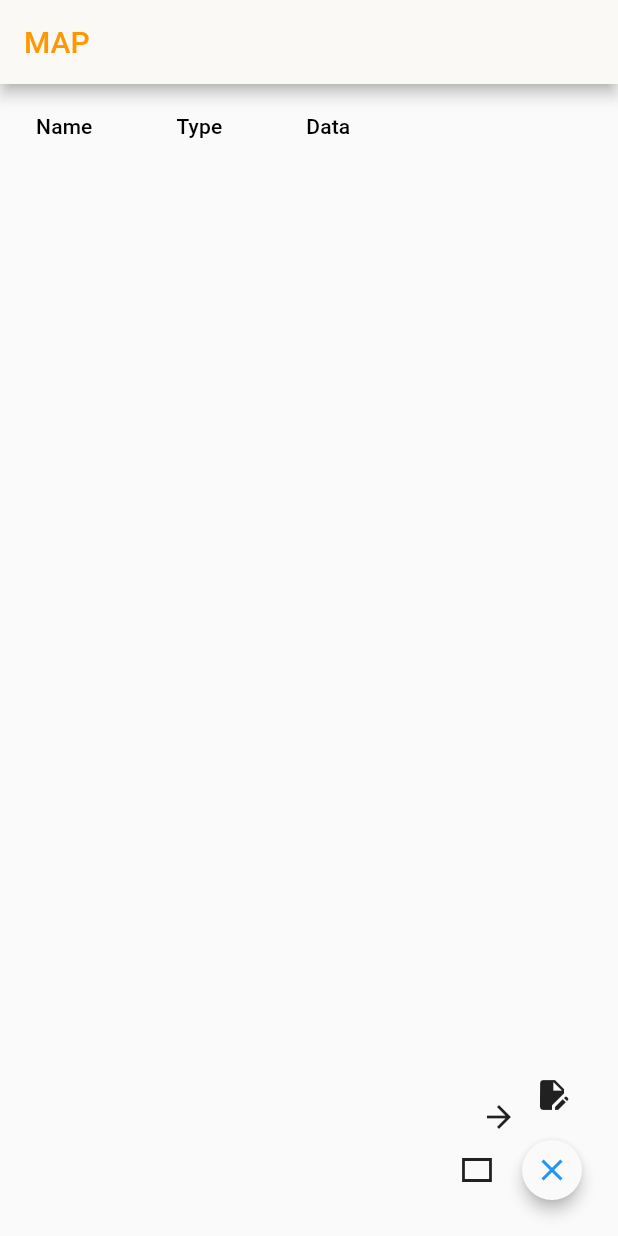
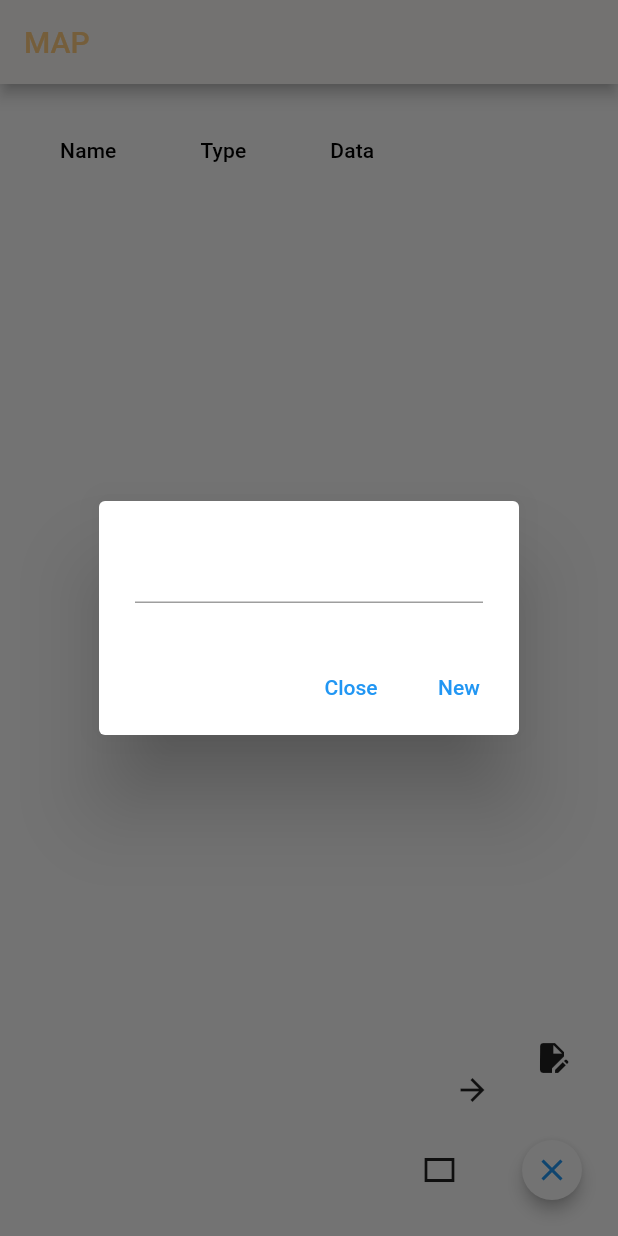
Before and after one commit to Domipoke/MindMap, a Flutter app: the screen it shows after launch, after a tap on the "close" icon, after a tap on the "rectangle" icon, on a phone screen of 412 x 824 dp. Run offline on Flutter 3.47's test engine with Material 2 defaults, Android fonts, the phone set to English and light mode, and no system bars; our stand-ins replace file_picker, permission_handler, shared_preferences.

Commit message:
stable home

```diff
--- a/lib/colors.dart
+++ b/lib/colors.dart
@@ -1,8 +1,23 @@
 import 'package:flutter/material.dart';
 class Palette {
+  // This class is not meant to be instantiated or extended; this constructor
+  // prevents instantiation and extension.
+  Palette._();
   static const Color white = Colors.white;
-  static const Color orange = Colors.orange;
+  static const Color whitesmoke = Color(0xFFFAF9F6);
+  static const Color orange = Color(0xFFFFCC80);
   static const Color black12 = Color(0xFF121212);
   static const Color black22 = Color(0xFF222222);
-  static const Color whitesmoke = Color(0xFFFAF9F6);
+  static const Color black32 = Color(0xFF323232);
+  static const Color black42 = Color(0xFF424242);
+  static const Color black52 = Color(0xFF525252);
+  static const Color darkwhite = Color(0xFF525252);
+  //static const Color whitesmoke = Color(0xFFFAF9F6);
+  //static const Color whitesmoke = Color(0xFFFAF9F6);
+  //static const Color whitesmoke = Color(0xFFFAF9F6);
+  //static const Color whitesmoke = Color(0xFFFAF9F6);
+  //static const Color whitesmoke = Color(0xFFFAF9F6);
+  //static const Color whitesmoke = Color(0xFFFAF9F6);
+  //static const Color whitesmoke = Color(0xFFFAF9F6);
+  //static const Color whitesmoke = Color(0xFFFAF9F6);
 }
--- a/lib/foldermanager.dart
+++ b/lib/foldermanager.dart
@@ -1,66 +1,92 @@
 import 'dart:io';
+import 'package:path/path.dart' show join;
 import 'package:intl/intl.dart';
 import 'package:flutter/material.dart';
 import "package:path_provider/path_provider.dart";
 import 'package:shared_preferences/shared_preferences.dart';
 
+const String ext = "mindmap";
 
-void dialogNewFile(BuildContext ctx,String type, String? err) {
+enum FileType {
+  none,
+  map,
+  timeline,
+  doc,
+}
+String getStringType(FileType t) {
+  switch(t) {
+    case FileType.map: return "map";
+    case FileType.timeline: return "timeline";
+    case FileType.doc: return "doc";
+    default:
+      return "none";
+  }
+}
+RegExp invalidFName = RegExp(r"^[a-zA-Z0-9- ]");
+void dialogNewFile(BuildContext ctx,FileType type, {String? err}) {
   TextEditingController tec = TextEditingController();
+  GlobalKey<FormState> fnformKey =  GlobalKey<FormState>();
   showDialog(context: ctx, builder: (context)=>AlertDialog(
     actions: [
-      TextButton(onPressed: ()=>{
-
+      TextButton(onPressed: (){
+        Navigator.of(context).pop();
       }, child: const Text("Close")),
-      TextButton(onPressed: ()=>{
-        newFile(ctx, type,tec.text)
+      TextButton(onPressed: (){
+        if (fnformKey.currentState!.validate()) {
+          newFile(ctx, type,tec.text.replaceAll(" ", "_"));
+          Navigator.of(context).pop();
+        }
       }, child: const Text("New"))
     ],
-    content: TextField(
+    content: TextFormField(
+      key: fnformKey,
       controller: tec,
+      validator: (value) {
+        if (value == null || value.isEmpty) {
+          return 'Il campo non può essere vuoto';
+        }
+        if (invalidFName.hasMatch(value)) {
+          return 'Caratteri non validi. Puoi usare solo lettere, numeri, spazi vuoti e trattini';
+        }
+        return null;
+      },
+
     ),
   ));
 }
 
-void newFile(BuildContext ctx,String type,String name)async {
+void newFile(BuildContext ctx,FileType type,String name)async {
   // GET Folder path
+  Directory dir = await getDir();
+  //Scan file in folder
+  File f = File("$dir/$name.$type.$ext");
+  // check if in this folder is there a file called name.type.[ext]
+  if (f.existsSync()) {
+    // error // No File was created
+    // if true return to dialogNewFile(ctx,type, "Il file già esiste")
+  } else {
+    // if false create new file called name.type.[ext]
+    f.createSync(exclusive: true);
+  }
 
-  //Scan file in folder
-  // check if in this folder is there a file called name.type.[ext]
-  // if true return to dialogNewFile(ctx,type, "Il file già esiste")
-  // if false create new file called name.type.[ext]
 
 }
 
 Future<Widget> getFileinFolder() async {
-  SharedPreferences sh = await SharedPreferences.getInstance();
-  String? st = sh.getString("path");
-  //Get dir from st (path)
-  Directory dir;
-  if (st!=null) {
-    dir = Directory(st);
-  } else {
-    dir = await getApplicationDocumentsDirectory();
-  }
-  if (!await dir.exists()) {
-    await sh.remove("path");
-    return const Text("error"); // Error Text with button to change folder
-  }
+  Directory dir = await getDir();
   // Get files
   List<DataRow> files = [];
   List<FileSystemEntity> li = dir.listSync();
-  DateFormat df = DateFormat("dd/MM/yyyy");
+  debugPrint(li.toString());
+  //DateFormat df = DateFormat("dd/MM/yyyy");
   TextStyle nameStyle = TextStyle();
   TextStyle infoStyle = TextStyle();
   for (FileSystemEntity fse in li) {
     if (await fse.exists()) {
       String fp = fse.path.split("/").last;
-      String fname = fp.split(".").first;
+      String fname = fp.split(".").first.replaceAll("_", " ");
       String ftype = fp.split(".")[1];
       DateTime dtmod = fse.statSync().modified;
-
-
-
       files.add(DataRow(cells: [
         DataCell(Text(fname, style: nameStyle)),
         DataCell(Text(lastOpened(dtmod), style: infoStyle)),
@@ -76,7 +102,6 @@ Future<Widget> getFileinFolder() async {
     DataColumn(label: Text("Data")),
   ], rows: files);
 }
-
 
 String lastOpened(DateTime from) {
   DateTime now = DateTime.now();
@@ -97,3 +122,22 @@ String lastOpened(DateTime from) {
   }
   return DateFormat("dd/MM/yyyy").format(from);
 }
+void checkPermissions()async {
+
+}
+
+Future<Directory> getDir() async{
+  checkPermissions();
+  SharedPreferences sh = await SharedPreferences.getInstance();
+  String? st = sh.getString("path");
+  //Get dir from st (path)
+  Directory dir;
+  if (st!=null) {
+    dir = Directory(st);
+    if (dir.existsSync()) {
+      return dir;
+    } else {dir=await getApplicationDocumentsDirectory();}
+  } else {dir=await getApplicationDocumentsDirectory();}
+  if (dir.path.endsWith("maps")) {return dir;}
+  else {dir=Directory(join(dir.path,"maps")); if (dir.existsSync()) {return dir;} else {dir.createSync();return dir;}}
+}
--- a/lib/main.dart
+++ b/lib/main.dart
@@ -1,3 +1,4 @@
+
 import 'package:flutter/material.dart';
 import 'package:map/Expandable.dart';
 import 'package:map/colors.dart';
@@ -6,6 +7,7 @@ import 'package:shared_preferences/shared_preferences.dart';
 //import 'package:open_file/open_file.dart';
 import 'package:file_picker/file_picker.dart';
 import 'package:map/foldermanager.dart' as FolderManager;
+import 'package:permission_handler/permission_handler.dart';
 
 
 void main() {
@@ -47,6 +49,10 @@ class MyApp extends StatelessWidget {
           headingTextStyle: TextStyle(
             color: Palette.orange,
           ),
+          decoration: BoxDecoration(
+            color: Color(0x1EFFFFFF),
+            borderRadius: BorderRadius.vertical(top: Radius.circular(100/8))
+          )
         )
       ),
       home: const MyHomePage(title: 'MAP'),
@@ -73,11 +79,13 @@ class MyHomePage extends StatefulWidget {
 }
 
 class _MyHomePageState extends State<MyHomePage> {
-  int _counter = 0;
-  bool first_check_path = false;
-  bool dialog_showed = false;
-  void change() {
 
+
+  Future<void> checkPerm() async {
+    await [
+      Permission.location,
+      Permission.storage,
+    ].request();
   }
   @override
   Widget build(BuildContext context) {
@@ -93,28 +101,33 @@ class _MyHomePageState extends State<MyHomePage> {
         // the App.build method, and use it to set our appbar title.
         title: Text(widget.title),
       ),
-      body: FutureBuilder(future:FolderManager.getFileinFolder(),builder: (ctx,sn) {
-        if (sn.hasData) {
-          return SingleChildScrollView(child: sn.data);
+      body: FutureBuilder(future: checkPerm(), builder: (c, AsyncSnapshot s) {
+        if (s.connectionState==ConnectionState.done) {
+          return FutureBuilder(future: FolderManager.getFileinFolder(),builder: (ctx,sn) {
+            if (sn.hasData) {
+              return Padding(padding: const EdgeInsets.all(16), child: sn.data);
+            }
+            return const Center(child: CircularProgressIndicator(color: Colors.red));
+          });
         }
-        return const Center(child: CircularProgressIndicator(color: Colors.red));
-      }),
-      floatingActionButton: ExpandableFab(distance: 50, children: [
+        return const Text("");
+      },),
+      floatingActionButton: ExpandableFab(distance: 75, children: [
         IconButton(
-          onPressed: () => {
-
+          onPressed: () {
+            FolderManager.dialogNewFile(context, FolderManager.FileType.map);
           },
           icon: const Icon(Icons.rectangle_outlined),
         ),
         IconButton(
-          onPressed: () => {
-
+          onPressed: () {
+            FolderManager.dialogNewFile(context, FolderManager.FileType.timeline);
           },
           icon: const Icon(Icons.arrow_forward),
         ),
         IconButton(
-          onPressed: () => {
-
+          onPressed: () {
+            FolderManager.dialogNewFile(context, FolderManager.FileType.doc);
           },
           icon: const Icon(Icons.edit_document),
         ),
--- a/pubspec.yaml
+++ b/pubspec.yaml
@@ -31,7 +31,7 @@ dependencies:
   flutter:
     sdk: flutter
 
-
+  path: ^1.8.3
   # The following adds the Cupertino Icons font to your application.
   # Use with the CupertinoIcons class for iOS style icons.
   cupertino_icons: ^1.0.2
@@ -40,6 +40,7 @@ dependencies:
   #open_file: ^lastVersion
   file_picker: ^2.1.0
   intl: any
+  permission_handler: any
 
 dev_dependencies:
   flutter_test:
```
Also changed, not shown: flutter_01.png (added), pubspec.lock, 8 other files.
